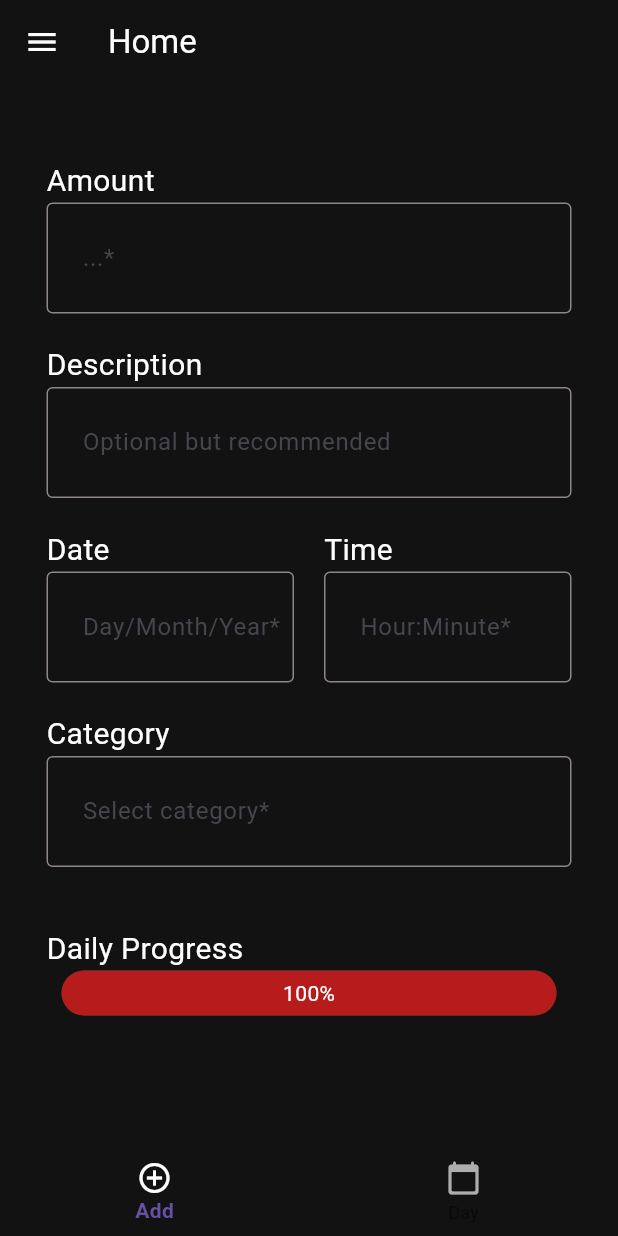
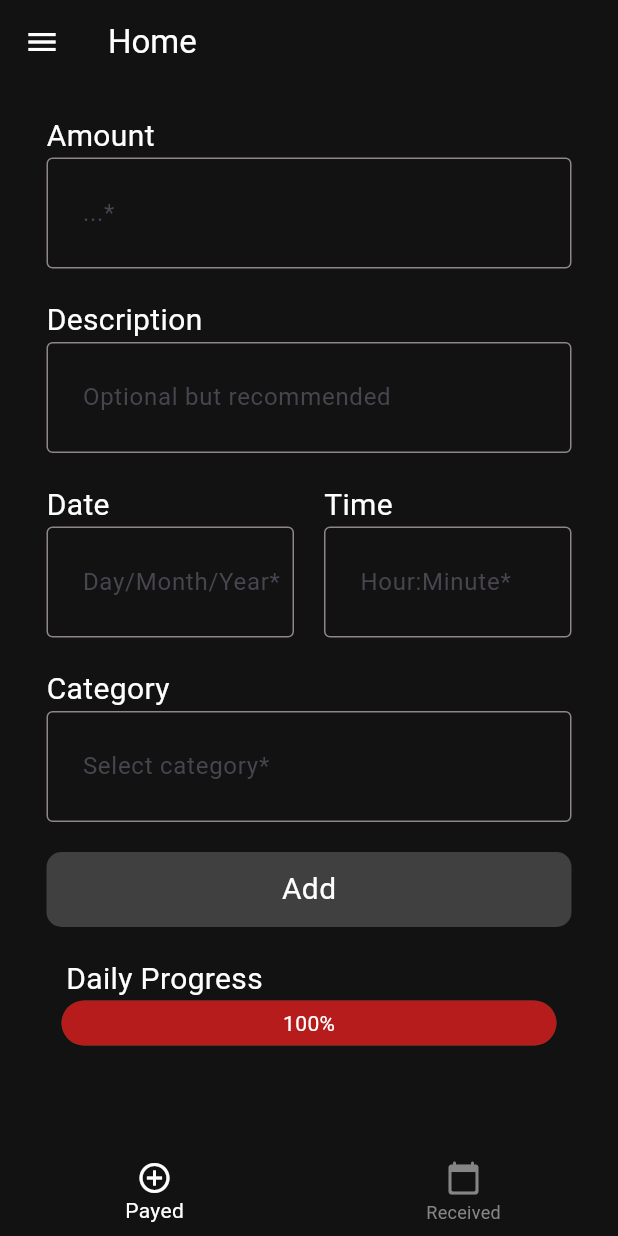
Before and after one commit to PioBasile/Lira, a Flutter app: the screen it shows after launch, after a tap on "Login", on a phone screen of 412 x 824 dp. Run offline on Flutter 3.47's test engine with Material 3 defaults, Android fonts, the phone set to English and light mode, and no system bars; drawn by our look-alikes of percent_indicator; our stand-ins replace pie_chart, table_calendar.

Commit message:
added received page and changed a few things

```diff
--- a/lib/main.dart
+++ b/lib/main.dart
@@ -1,12 +1,11 @@
-// ignore_for_file: prefer_const_constructors
-
 import 'package:flutter/material.dart';
 import 'package:test/pages/register.dart';
 import 'package:test/pages/home.dart';
 import 'package:test/pages/login.dart';
-import 'package:test/pages/addpage.dart';
+import 'package:test/pages/payed.dart';
 import 'package:test/pages/calendar.dart';
 import 'package:test/pages/profile.dart';
+import 'package:test/pages/graph.dart';
 
 void main() {
   runApp(const MyApp());
@@ -21,20 +20,21 @@ class MyApp extends StatelessWidget {
       debugShowCheckedModeBanner: false,
       home: Login(onTap: () => {}),
       routes: {
-        '/home': (context) =>  Home(),
+        '/home': (context) =>  const Home(),
         '/register': (context) => Register(
             onTap: () {
               Navigator.pushNamed(context, '/home');
             }
         ),
-        '/addpage': (context) => AddPage(),
+        '/addpage': (context) => Payed(),
         '/login': (context) => Login(
             onTap: () {
               Navigator.pushNamed(context, '/register');
             }
         ),
-        '/calendar': (context) => Calendar(),
-        '/profile': (context) => Profile(),
+        '/calendar': (context) => const Calendar(),
+        '/profile': (context) => const Profile(),
+        '/graph': (context) => Graph(),
       },
     );
   }
--- a/lib/pages/home.dart
+++ b/lib/pages/home.dart
@@ -1,6 +1,6 @@
 import 'package:flutter/material.dart';
-import 'package:test/pages/addpage.dart';
-import 'package:test/pages/daypage.dart';
+import 'package:test/pages/payed.dart';
+import 'package:test/pages/received.dart';
 
 
 class Home extends StatefulWidget {
@@ -13,9 +13,13 @@ class Home extends StatefulWidget {
 
 class _HomeState extends State<Home> {
   final List _pages = [
-    AddPage(),
-    DayPage(),
+    Payed(),
+    Received()
   ];
+
+  void _goToGraph() {
+    Navigator.pushNamed(context, '/graph');
+  }
 
   void _goToCalendar() {
     Navigator.pushNamed(context, '/calendar');
@@ -102,12 +106,12 @@ class _HomeState extends State<Home> {
                         ),
 
                         const SizedBox(height: 10),
-                        const ListTile(
-                          title: Text('Graphs'),
+                         ListTile(
+                          title: const Text('Graphs'),
                           textColor: Colors.white,
                           iconColor: Colors.white,
-                          leading: Icon(Icons.analytics_rounded),
-                          onTap: null,
+                          leading: const Icon(Icons.analytics_rounded),
+                          onTap: _goToGraph,
                         ),
 
                         const SizedBox(height: 10),
@@ -141,17 +145,18 @@ class _HomeState extends State<Home> {
         items: const [
           BottomNavigationBarItem(
             icon: Icon(Icons.add_circle_outline),
-            label: 'Add',
+            label: 'Payed',
           ),
           BottomNavigationBarItem(
             icon: Icon(Icons.calendar_today_rounded),
-            label: 'Day',
+            label: 'Received',
           ),
         ],
-        unselectedIconTheme: const IconThemeData(color: Color.fromARGB(255, 173, 173, 173)),
+        selectedItemColor: Colors.white,
+        unselectedItemColor: const Color.fromARGB(255, 134, 132, 132),
+        unselectedIconTheme: const IconThemeData(color: Color.fromARGB(255, 134, 132, 132),),
         selectedIconTheme: const IconThemeData(color: Colors.white),
-        selectedLabelStyle: const TextStyle(color:  Colors.white,fontWeight: FontWeight.bold),
-        unselectedLabelStyle: const TextStyle(color: Color.fromARGB(255, 173, 173, 173),),
+
       ),
     )
   );
--- a/lib/pages/addpage.dart
+++ b/lib/pages/payed.dart
@@ -1,16 +1,17 @@
 import 'package:flutter/material.dart';
 import 'package:percent_indicator/linear_percent_indicator.dart';
+import 'package:test/components/buttonbox.dart';
 import 'package:test/components/inputbox.dart';
 import 'package:percent_indicator/percent_indicator.dart';
 
-class AddPage extends StatelessWidget {
+class Payed extends StatelessWidget {
   final TextEditingController amountController = TextEditingController();
   final TextEditingController dateController = TextEditingController();
   final TextEditingController timeController = TextEditingController();
   final TextEditingController descriptionController = TextEditingController();
   final TextEditingController categoryController = TextEditingController();
 
-  AddPage({super.key});
+  Payed({super.key});
 
   @override
   Widget build(BuildContext context) {
@@ -22,7 +23,7 @@ class AddPage extends StatelessWidget {
           child: Column(
             crossAxisAlignment: CrossAxisAlignment.start,
             children: [
-              const SizedBox(height: 50),
+              const SizedBox(height: 20),
               const Text('Amount',
                   style: TextStyle(
                     color: Colors.white,
@@ -101,9 +102,22 @@ class AddPage extends StatelessWidget {
                 obscureText: false,
                 obligatory: true,
               ),
-              const SizedBox(height: 40),
-              const Text('Daily Progress',
-                  style: TextStyle(color: Colors.white, fontSize: 20)),
+
+              const SizedBox(height: 20),
+
+              Center(
+                child : ButtonBox(
+                text: "Add",
+                onTap: () {},
+                )
+              ),
+
+              const SizedBox(height: 20),
+              const Padding(
+                padding:  EdgeInsets.only(left: 13.0),
+                child:  Text('Daily Progress',
+                    style: TextStyle(color: Colors.white, fontSize: 20)),
+              ),
               LinearPercentIndicator(
                 width: 350.0,
                 percent: 1.0,
--- a/lib/pages/profile.dart
+++ b/lib/pages/profile.dart
@@ -53,10 +53,10 @@ class _ProfileState extends State<Profile> {
             label: 'Category',
           ),
         ],
-        unselectedIconTheme: const IconThemeData(color: Color.fromARGB(255, 173, 173, 173)),
+        unselectedIconTheme: const IconThemeData(color:  Color.fromARGB(255, 134, 132, 132),),
         selectedIconTheme: const IconThemeData(color: Colors.white),
-        selectedLabelStyle: const TextStyle(color:  Colors.white,fontWeight: FontWeight.bold),
-        unselectedLabelStyle: const TextStyle(color: Color.fromARGB(255, 173, 173, 173),),
+        selectedItemColor: Colors.white,
+        unselectedItemColor: const Color.fromARGB(255, 134, 132, 132),
       ),
     );
   }
```
Also changed, not shown: lib/pages/graph.dart (renamed from lib/pages/daypage.dart, +11 -2 lines), lib/pages/received.dart (added, +120 -0 lines).
